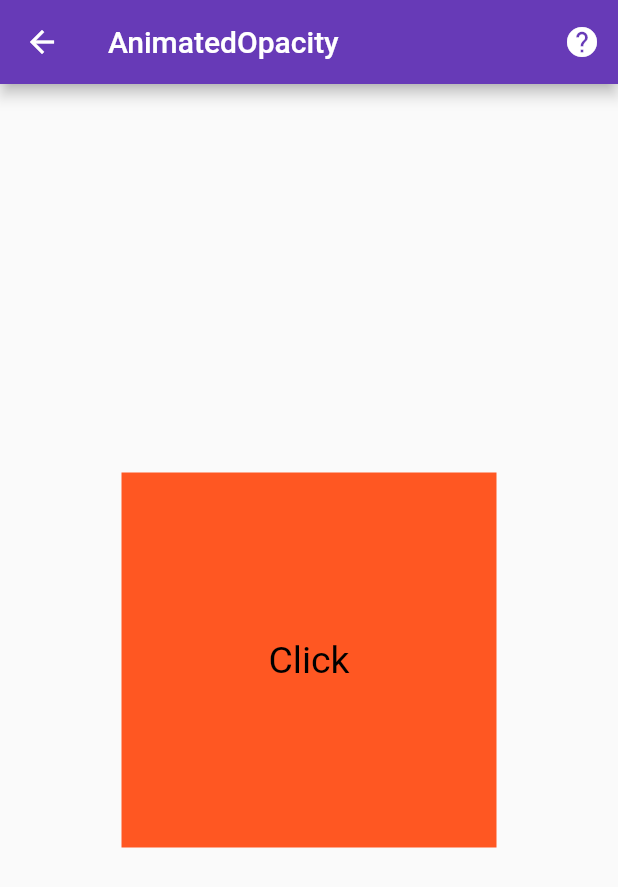
After one commit to sanjay-rb/100-Days-Of-Flutter-Widgets, a Flutter app: the Day50AnimatedOpacity screen opened directly, after a tap on the "help" icon, on a phone screen of 412 x 824 dp. The commit adds this screen. Shown: the top 887 px of the screen. Run offline on Flutter 3.47's test engine with Material 2 defaults, Android fonts, the phone set to English and light mode, and no system bars.

Commit message:
Day50 Completed with AnimatedOpacity

```diff
--- /dev/null
+++ b/hundred_days_of_flutter_widget/lib/day050_animated_opacity.dart
@@ -0,0 +1,73 @@
+import 'package:flutter/material.dart';
+import 'package:url_launcher/url_launcher.dart';
+
+class Day50AnimatedOpacity extends StatefulWidget {
+  Day50AnimatedOpacity({Key key}) : super(key: key);
+
+  @override
+  _Day50AnimatedOpacityState createState() => _Day50AnimatedOpacityState();
+}
+
+class _Day50AnimatedOpacityState extends State<Day50AnimatedOpacity> {
+  var _animOpacity = true;
+
+  @override
+  Widget build(BuildContext context) {
+    return Scaffold(
+      body: SafeArea(
+        child: GestureDetector(
+          onTap: () {
+            setState(() {
+              _animOpacity = !_animOpacity;
+            });
+          },
+          child: Center(
+            /**
+             * ? What is AnimatedOpacity....
+             * ! AnimatedOpacity is the very cool widget for perfrom animation on the opacity....
+             */
+            child: AnimatedOpacity(
+              opacity: _animOpacity
+                  ? 1.0
+                  : 0.5, // ! we can change the opacity value dynamicly between 0.0 - 1.0....
+              duration: Duration(
+                  seconds:
+                      1), // ! and we needed to pass the time duration for animation....
+              child: Container(
+                // ! child holds the element to be animated....
+                width: 250,
+                height: 250,
+                color: Colors.deepOrange,
+                child: Center(
+                  child: Text(
+                    "Click",
+                    style: TextStyle(color: Colors.black, fontSize: 25),
+                  ),
+                ),
+              ),
+            ),
+          ),
+        ),
+      ),
+      appBar: AppBar(
+        title: Text("AnimatedOpacity"),
+        actions: <Widget>[
+          IconButton(
+            icon: Icon(Icons.help),
+            onPressed: () async {
+              const url =
+                  'https://github.com/sanjaysanju618/100-Days-Of-Flutter-Widgets/' +
+                      'blob/master/hundred_days_of_flutter_widget/' +
+                      'lib/day050_animated_opacity.dart';
+              if (await canLaunch(url)) {
+                await launch(url);
+              } else {
+                throw 'Could not launch $url';
+              }
+            },
+          )
+        ],
+      ),
+    );
+  }
+}
--- a/hundred_days_of_flutter_widget/lib/main.dart
+++ b/hundred_days_of_flutter_widget/lib/main.dart
@@ -47,6 +47,7 @@ import 'package:hundreddaysofflutterwidget/day046_indexed_stack.dart';
 import 'package:hundreddaysofflutterwidget/day047_semantics.dart';
 import 'package:hundreddaysofflutterwidget/day048_constrained_box.dart';
 import 'package:hundreddaysofflutterwidget/day049_stack.dart';
+import 'package:hundreddaysofflutterwidget/day050_animated_opacity.dart';
 import 'package:hundreddaysofflutterwidget/inherited_widget/day037_inherited_widget.dart';
 
 void main() {
@@ -130,7 +131,8 @@ class _MainPageState extends State<MainPage> {
     "IndexedStack": Day46IndexedStack(),
     "Semantics": Day47Semantics(),
     "ConstrainedBox": Day48ConstrainedBox(),
-    "Stack": Day49Stack()
+    "Stack": Day49Stack(),
+    "AnimatedOpacity": Day50AnimatedOpacity()
   };
 
   List _listTitle = [
@@ -182,7 +184,8 @@ class _MainPageState extends State<MainPage> {
     "IndexedStack",
     "Semantics",
     "ConstrainedBox",
-    "Stack"
+    "Stack",
+    "AnimatedOpacity"
   ];
 
   List fliter = List<String>();
```
Also changed, not shown: 1 other file.
